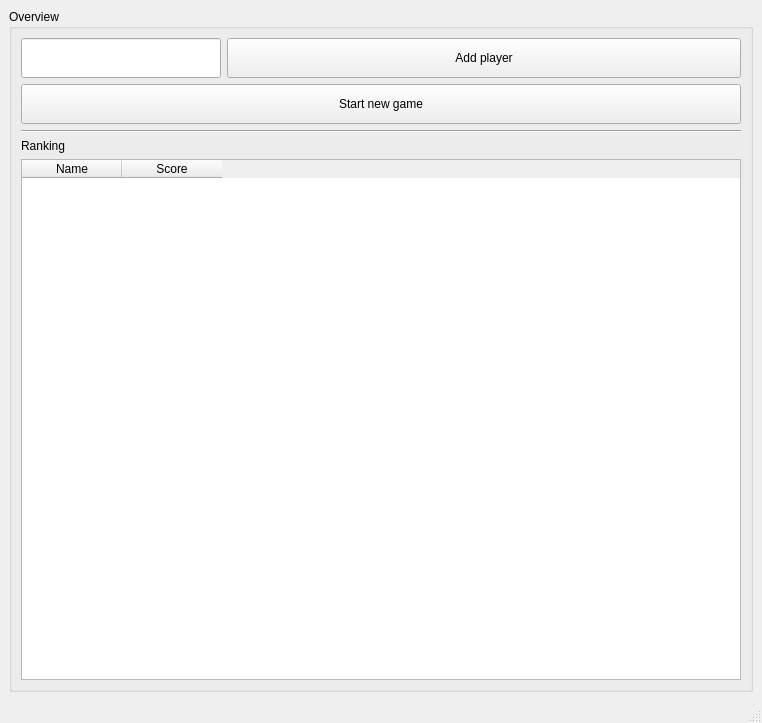
The window that scoreboard.ui (wese3112/ScoreBoard) describes before a commit, drawn with Qt 5.
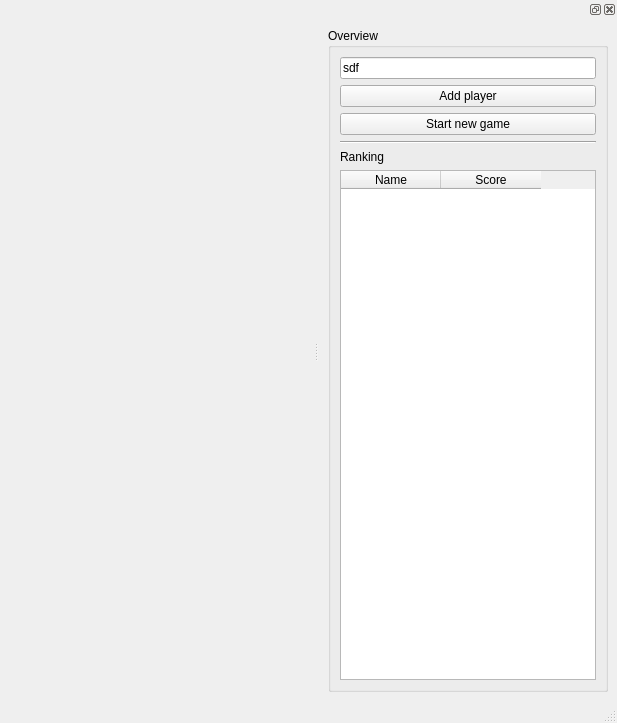
The same window after the commit.

Commit message:
solution for window being to small
overview is now dockable

What changed in the file:
```diff
--- a/scoreboard.ui
+++ b/scoreboard.ui
@@ -6,17 +6,50 @@
    <rect>
     <x>0</x>
     <y>0</y>
-    <width>762</width>
+    <width>617</width>
     <height>723</height>
    </rect>
   </property>
+  <property name="sizePolicy">
+   <sizepolicy hsizetype="Minimum" vsizetype="Preferred">
+    <horstretch>0</horstretch>
+    <verstretch>0</verstretch>
+   </sizepolicy>
+  </property>
   <property name="windowTitle">
    <string>MainWindow</string>
   </property>
   <widget class="QWidget" name="centralwidget">
-   <layout class="QHBoxLayout" name="horizontalLayout">
+   <property name="sizePolicy">
+    <sizepolicy hsizetype="Minimum" vsizetype="Preferred">
+     <horstretch>0</horstretch>
+     <verstretch>0</verstretch>
+    </sizepolicy>
+   </property>
+   <layout class="QVBoxLayout" name="verticalLayout_2">
+    <item>
+     <layout class="QHBoxLayout" name="horizontalLayout"/>
+    </item>
+   </layout>
+  </widget>
+  <widget class="QStatusBar" name="statusbar"/>
+  <widget class="QDockWidget" name="dockWidget">
+   <property name="floating">
+    <bool>false</bool>
+   </property>
+   <attribute name="dockWidgetArea">
+    <number>2</number>
+   </attribute>
+   <widget class="QWidget" name="dockWidgetContents">
+    <layout class="QVBoxLayout" name="verticalLayout_3">
     <item>
      <widget class="QGroupBox" name="groupBox">
+       <property name="sizePolicy">
+        <sizepolicy hsizetype="Minimum" vsizetype="Preferred">
+         <horstretch>0</horstretch>
+         <verstretch>0</verstretch>
+        </sizepolicy>
+       </property>
       <property name="minimumSize">
        <size>
         <width>0</width>
@@ -34,29 +67,30 @@
       </property>
       <layout class="QVBoxLayout" name="verticalLayout">
        <item>
-        <layout class="QFormLayout" name="formLayout">
-         <property name="fieldGrowthPolicy">
-          <enum>QFormLayout::AllNonFixedFieldsGrow</enum>
-         </property>
-         <item row="0" column="0">
           <widget class="QLineEdit" name="ledPlayerName">
+          <property name="sizePolicy">
+           <sizepolicy hsizetype="Minimum" vsizetype="Fixed">
+            <horstretch>0</horstretch>
+            <verstretch>0</verstretch>
+           </sizepolicy>
+          </property>
            <property name="minimumSize">
             <size>
-             <width>200</width>
-             <height>40</height>
+            <width>0</width>
+            <height>0</height>
             </size>
            </property>
            <property name="text">
-            <string/>
+           <string>sdf</string>
            </property>
           </widget>
          </item>
-         <item row="0" column="1">
+        <item>
           <widget class="QPushButton" name="btnAddplayer">
            <property name="minimumSize">
             <size>
              <width>0</width>
-             <height>40</height>
+            <height>0</height>
             </size>
            </property>
            <property name="text">
@@ -64,14 +98,12 @@
            </property>
           </widget>
          </item>
-        </layout>
-       </item>
        <item>
         <widget class="QPushButton" name="btnStart">
          <property name="minimumSize">
           <size>
            <width>0</width>
-           <height>40</height>
+            <height>0</height>
           </size>
          </property>
          <property name="text">
@@ -88,6 +120,12 @@
        </item>
        <item>
         <widget class="QLabel" name="label">
+          <property name="sizePolicy">
+           <sizepolicy hsizetype="Minimum" vsizetype="Preferred">
+            <horstretch>0</horstretch>
+            <verstretch>0</verstretch>
+           </sizepolicy>
+          </property>
          <property name="text">
           <string>Ranking</string>
          </property>
@@ -95,6 +133,12 @@
        </item>
        <item>
         <widget class="QTableWidget" name="tblRanking">
+          <property name="sizePolicy">
+           <sizepolicy hsizetype="Minimum" vsizetype="Expanding">
+            <horstretch>0</horstretch>
+            <verstretch>0</verstretch>
+           </sizepolicy>
+          </property>
          <column>
           <property name="text">
            <string>Name</string>
@@ -112,17 +156,7 @@
     </item>
    </layout>
   </widget>
-  <widget class="QMenuBar" name="menubar">
-   <property name="geometry">
-    <rect>
-     <x>0</x>
-     <y>0</y>
-     <width>762</width>
-     <height>21</height>
-    </rect>
-   </property>
   </widget>
-  <widget class="QStatusBar" name="statusbar"/>
  </widget>
  <resources/>
  <connections/>
```
Lines whose indentation alone changed are shown as unchanged. The commit also changes 2 other files.
